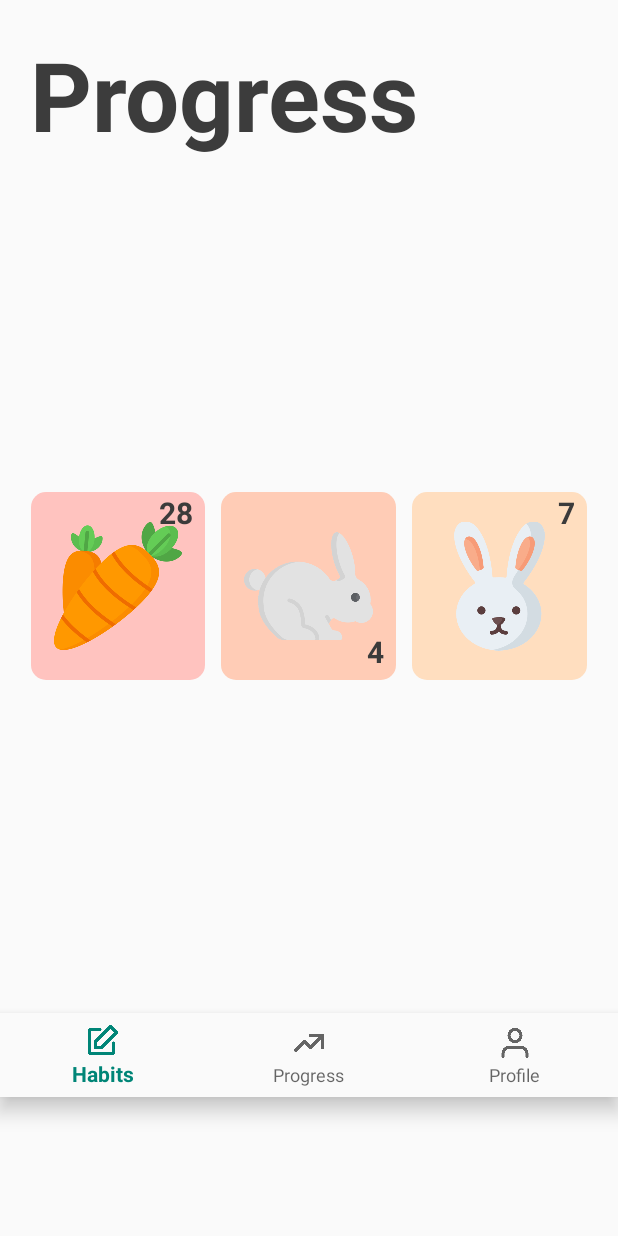
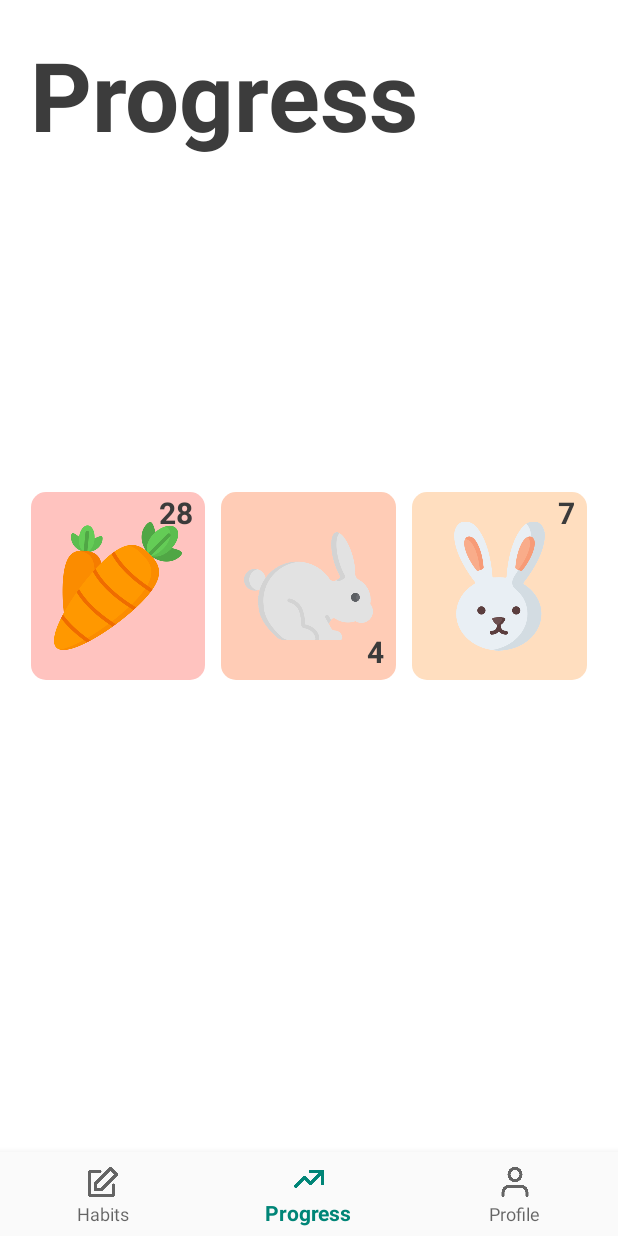
Before and after one commit to chichiben/Habit-Rabbit, an Android app: the screen it shows after launch (MainActivity), item 2 of the bottom bar chosen, on a phone screen of 412 x 824 dp. Run offline under Robolectric (Android 15) with nearby library versions, the phone set to English and light mode, and no system bars; our stand-ins replace navigation-ui.

Commit message:
bottom nav now works using fragments

```diff
--- a/app/src/main/java/com/example/habitrabbit/HabitCreation.kt
+++ b/app/src/main/java/com/example/habitrabbit/HabitCreation.kt
@@ -7,6 +7,7 @@ import android.widget.EditText
 import android.widget.ImageButton
 import android.widget.Switch
 import androidx.appcompat.app.AppCompatActivity
+import com.example.habitrabbit.R.layout.fragment_habit
 import com.example.habitrabbit.R.layout.habit_creation
 import com.google.android.material.textfield.TextInputEditText
 
--- a/app/src/main/java/com/example/habitrabbit/MainActivity.kt
+++ b/app/src/main/java/com/example/habitrabbit/MainActivity.kt
@@ -10,10 +10,16 @@ import android.widget.ImageButton
 import android.widget.RelativeLayout
 import com.google.android.material.bottomnavigation.BottomNavigationView
 import androidx.appcompat.app.AppCompatActivity
+import androidx.fragment.app.Fragment
+import androidx.fragment.app.FragmentManager
+import androidx.fragment.app.FragmentActivity
+import androidx.fragment.app.FragmentTransaction
 import androidx.navigation.findNavController
 import androidx.navigation.ui.AppBarConfiguration
 import androidx.navigation.ui.setupActionBarWithNavController
 import androidx.navigation.ui.setupWithNavController
+import com.example.habitrabbit.ui.ProgressFragment
+import com.example.habitrabbit.ui.home.HomeFragment
 
 class MainActivity : AppCompatActivity() {
     @SuppressLint("WrongViewCast")
@@ -34,28 +40,35 @@ class MainActivity : AppCompatActivity() {
         )
         navView.setupWithNavController(navController)
 
+
         // Setting listener for button press on the first habit.
         val habitButton = findViewById<RelativeLayout>(R.id.habit1)
         habitButton.setOnClickListener{
-            setContentView(R.layout.fragment_habit)
+            val habitSelectIntent = Intent(this, HabitSelect::class.java)
+            startActivity(habitSelectIntent)
+            //setContentView(R.layout.fragment_habit)
         }
 
         // Setting listeners for the bottom nav panel.
         navView.setOnNavigationItemSelectedListener { item: MenuItem ->
             return@setOnNavigationItemSelectedListener when (item.itemId) {
                 R.id.navigation_createTask -> {
-                    println(("Create Task"));
-                    super.onBackPressed();
+                    println(("Habits"));
+                    val homeFragment = HomeFragment.newInstance()
+                    openFragment(homeFragment)
                     true
                 }
                 R.id.navigation_progress -> {
-                    println(("Progress"));
-                    setContentView(R.layout.fragment_progress)
+                    println("Progress")
+                    val progressFragment = ProgressFragment.newInstance()
+                    openFragment(progressFragment)
+
+
                     true
                 }
                 R.id.navigation_profile -> {
                     println(("Profile"));
-                    // setContentView(VIEW HERE)
+                    // TODO
                     true
                 }
                 else -> false
@@ -69,4 +82,11 @@ class MainActivity : AppCompatActivity() {
                 startActivity(intent)
             }
     }
+
+    private fun openFragment(fragment: Fragment) {
+        val transaction = supportFragmentManager.beginTransaction()
+        transaction.replace(R.id.container, fragment)
+        transaction.addToBackStack(null)
+        transaction.commit()
+    }
 }
--- a/app/src/main/java/com/example/habitrabbit/ui/habits/HabitsFragment.kt
+++ b/app/src/main/java/com/example/habitrabbit/ui/habits/HabitsFragment.kt
@@ -28,14 +28,14 @@ class HabitsFragment : Fragment() {
 
 
         // Trying to get the "X" button to return to the home screen. not working atm
-        /*
+
         val currentView = inflater.inflate(R.layout.fragment_habit, container, false)
         val closeHabitButton = currentView.findViewById<RelativeLayout>(R.id.closeHabitButton)
         closeHabitButton.setOnClickListener{
             activity?.onBackPressed()
             println("test")
         }
-        */
+
 
         return root
     }
--- a/app/src/main/java/com/example/habitrabbit/ui/home/HomeFragment.kt
+++ b/app/src/main/java/com/example/habitrabbit/ui/home/HomeFragment.kt
@@ -11,6 +11,10 @@ import androidx.lifecycle.ViewModelProviders
 import com.example.habitrabbit.R
 
 class HomeFragment : Fragment() {
+
+    companion object {
+        fun newInstance() = HomeFragment()
+    }
 
     private lateinit var homeViewModel: HomeViewModel
 
--- a/app/src/main/res/layout/fragment_progress.xml
+++ b/app/src/main/res/layout/fragment_progress.xml
@@ -4,7 +4,8 @@
     xmlns:tools="http://schemas.android.com/tools"
     android:id="@+id/progress_container"
     android:layout_width="match_parent"
-    android:layout_height="match_parent">
+    android:layout_height="match_parent"
+    android:background="#FFFFFF">
 
     <LinearLayout
         android:layout_width="match_parent"
@@ -143,17 +144,6 @@
 
         </LinearLayout>
 
-        <com.google.android.material.bottomnavigation.BottomNavigationView
-            android:id="@+id/nav_view"
-            android:layout_width="wrap_content"
-            android:layout_height="wrap_content"
-            android:background="?android:attr/windowBackground"
-            app:menu="@menu/bottom_nav_menu"
-
-            >
-
-        </com.google.android.material.bottomnavigation.BottomNavigationView>
-
     </LinearLayout>
 
 </androidx.constraintlayout.widget.ConstraintLayout>
--- a/app/src/main/res/values/strings.xml
+++ b/app/src/main/res/values/strings.xml
@@ -9,4 +9,6 @@
     <string name="checkin_number">#</string>
     <string name="username_shared">Username</string>
     <string name="habit_creation">habit_creation</string>
+    <string name="habit_select" />
+    <string name="progress" />
 </resources>
```
Also changed, not shown: app/src/main/AndroidManifest.xml (+7 -2 lines), app/src/main/java/com/example/habitrabbit/HabitSelect.kt (added, +25 -0 lines), app/src/main/java/com/example/habitrabbit/ui/ProgressFragment.kt (+5 -22 lines).
